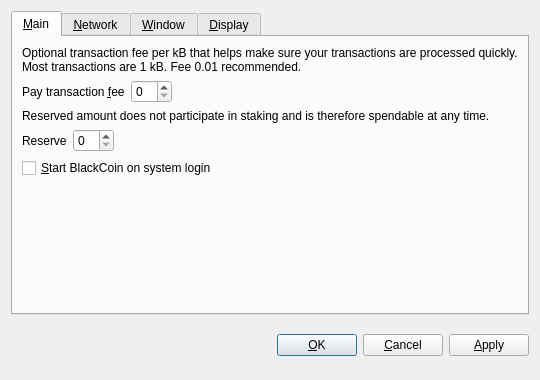
Above: src/qt/forms/optionsdialog.ui from Crazyhead90/Linda before the change. Below: the same form after it.
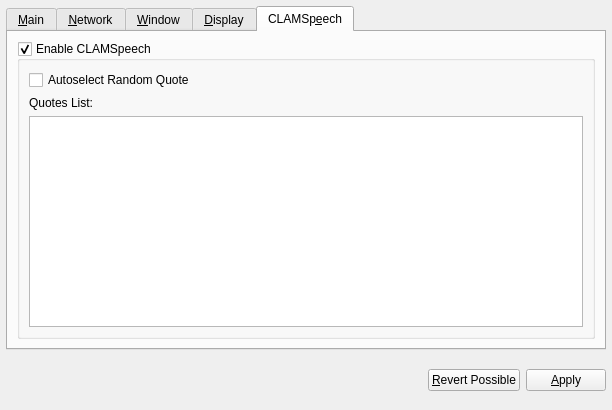
That is the form after the change. The open tabs and pages were chosen to show the change. Custom widgets are drawn as their Qt base class.

```diff
--- a/src/qt/forms/optionsdialog.ui
+++ b/src/qt/forms/optionsdialog.ui
@@ -6,8 +6,8 @@
    <rect>
     <x>0</x>
     <y>0</y>
-    <width>540</width>
-    <height>380</height>
+    <width>612</width>
+    <height>410</height>
    </rect>
   </property>
   <property name="windowTitle">
@@ -17,6 +17,18 @@
    <bool>true</bool>
   </property>
   <layout class="QVBoxLayout" name="verticalLayout">
+   <property name="leftMargin">
+    <number>6</number>
+   </property>
+   <property name="topMargin">
+    <number>6</number>
+   </property>
+   <property name="rightMargin">
+    <number>6</number>
+   </property>
+   <property name="bottomMargin">
+    <number>6</number>
+   </property>
    <item>
     <widget class="QTabWidget" name="tabWidget">
      <property name="tabPosition">
@@ -25,6 +37,9 @@
      <property name="currentIndex">
       <number>0</number>
      </property>
+     <property name="elideMode">
+      <enum>Qt::ElideNone</enum>
+     </property>
      <widget class="QWidget" name="tabMain">
       <attribute name="title">
        <string>&amp;Main</string>
@@ -128,7 +143,7 @@
           <string>Automatically start BlackCoin after logging in to the system.</string>
          </property>
          <property name="text">
-          <string>&amp;Start BlackCoin on system login</string>
+          <string>&amp;Start Clam on system login</string>
          </property>
         </widget>
        </item>
@@ -381,6 +396,49 @@
        </item>
       </layout>
      </widget>
+     <widget class="QWidget" name="tabSpeech">
+      <attribute name="title">
+       <string>CLAMSp&amp;eech</string>
+      </attribute>
+      <layout class="QGridLayout" name="gridLayout_3">
+       <item row="0" column="0">
+        <widget class="QGroupBox" name="clamSpeechGroupbox">
+         <property name="title">
+          <string>Enable CLAMSpeech</string>
+         </property>
+         <property name="checkable">
+          <bool>true</bool>
+         </property>
+         <property name="checked">
+          <bool>true</bool>
+         </property>
+         <layout class="QGridLayout" name="gridLayout_2">
+          <item row="1" column="0">
+           <widget class="QLabel" name="label">
+            <property name="text">
+             <string>Quotes List:</string>
+            </property>
+           </widget>
+          </item>
+          <item row="2" column="0">
+           <widget class="QPlainTextEdit" name="clamSpeechEditbox">
+            <property name="lineWrapMode">
+             <enum>QPlainTextEdit::NoWrap</enum>
+            </property>
+           </widget>
+          </item>
+          <item row="0" column="0">
+           <widget class="QCheckBox" name="clamSpeechRandomCheckbox">
+            <property name="text">
+             <string>Autoselect Random Quote</string>
+            </property>
+           </widget>
+          </item>
+         </layout>
+        </widget>
+       </item>
+      </layout>
+     </widget>
     </widget>
    </item>
    <item>
@@ -417,30 +475,10 @@
        </property>
       </widget>
      </item>
-     <item>
-      <spacer name="horizontalSpacer_2">
-       <property name="orientation">
-        <enum>Qt::Horizontal</enum>
-       </property>
-       <property name="sizeHint" stdset="0">
-        <size>
-         <width>40</width>
-         <height>48</height>
-        </size>
-       </property>
-      </spacer>
-     </item>
-     <item>
-      <widget class="QPushButton" name="okButton">
-       <property name="text">
-        <string>&amp;OK</string>
-       </property>
-      </widget>
-     </item>
      <item>
       <widget class="QPushButton" name="cancelButton">
        <property name="text">
-        <string>&amp;Cancel</string>
+        <string>&amp;Revert Possible</string>
        </property>
        <property name="autoDefault">
         <bool>false</bool>
@@ -462,9 +500,14 @@
   </layout>
  </widget>
  <customwidgets>
+  <customwidget>
+   <class>QValidatedLineEdit</class>
+   <extends>QLineEdit</extends>
+   <header>qvalidatedlineedit.h</header>
+  </customwidget>
   <customwidget>
    <class>BitcoinAmountField</class>
-   <extends>QSpinBox</extends>
+   <extends>QLineEdit</extends>
    <header>bitcoinamountfield.h</header>
   </customwidget>
   <customwidget>
@@ -472,11 +515,6 @@
    <extends>QComboBox</extends>
    <header>qvaluecombobox.h</header>
   </customwidget>
-  <customwidget>
-   <class>QValidatedLineEdit</class>
-   <extends>QLineEdit</extends>
-   <header>qvalidatedlineedit.h</header>
-  </customwidget>
  </customwidgets>
  <resources/>
  <connections/>
```
Left out of the diff: 49 changed lines with no effect on the pictures.
